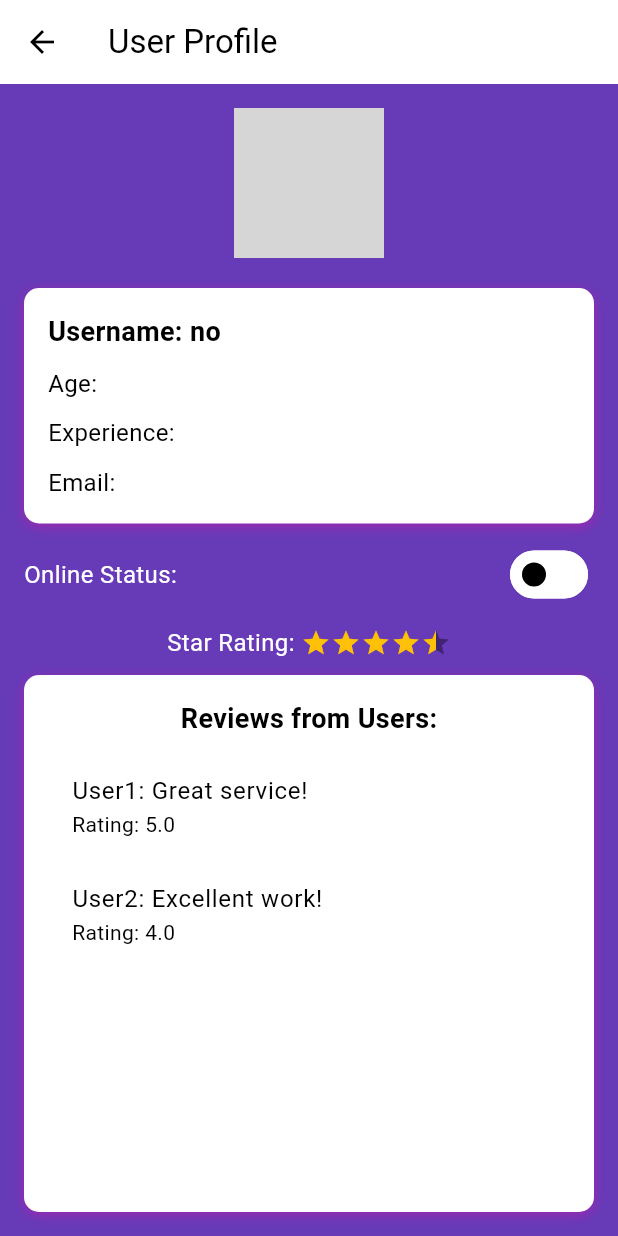
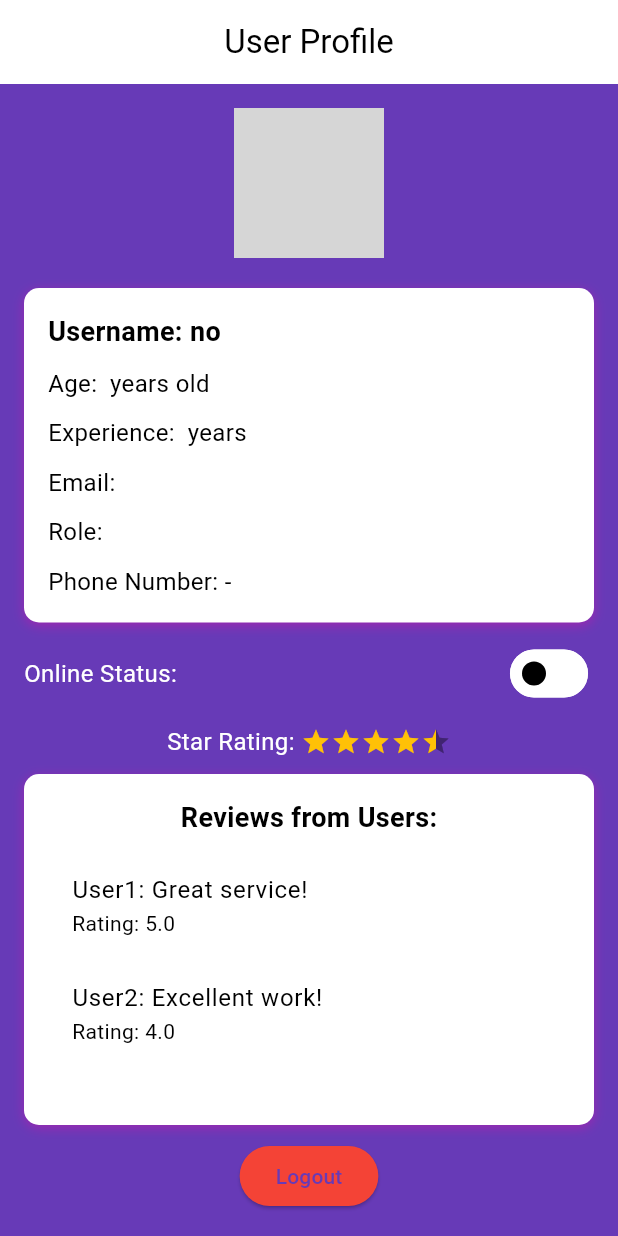
Before and after one commit to afifShyam/seniormatchpro_v1, a Flutter app: the UserProfilePage screen opened directly with empty values, on a phone screen of 412 x 824 dp. Run offline on Flutter 3.47's test engine with Material 3 defaults, Android fonts, the phone set to English and light mode, and no system bars; drawn by our look-alikes of flutter_rating_bar; our stand-ins replace equatable, firebase_auth, firebase_core, firebase_database, firebase_storage, flutter_bloc and 1 more; accounts and stored records are empty; network calls fail; grey boxes are pictures that could not be loaded.

Commit message:
lateast update: profile user

```diff
--- a/lib/view/acceptRequestJob.dart
+++ b/lib/view/acceptRequestJob.dart
@@ -101,6 +101,7 @@ class _AcceptedRequestsPageState extends State<AcceptedRequestsPage> {
   Widget build(BuildContext context) {
     return Scaffold(
       appBar: AppBar(
+        leading: const SizedBox(),
         title: const Text('Accepted Requests'),
         centerTitle: true,
         backgroundColor: Colors.blueGrey,
--- a/lib/view/anything.dart
+++ b/lib/view/anything.dart
@@ -1,6 +1,8 @@
+import 'package:firebase_auth/firebase_auth.dart';
 import 'package:firebase_database/firebase_database.dart';
 import 'package:flutter/material.dart';
 import 'package:flutter_rating_bar/flutter_rating_bar.dart';
+import 'package:seniormatchpro_v1/index.dart';
 
 class UserProfilePage extends StatefulWidget {
   const UserProfilePage({super.key, required this.id, required this.roleName});
@@ -14,19 +16,18 @@ class UserProfilePage extends StatefulWidget {
 
 class _UserProfilePageState extends State<UserProfilePage> {
   bool isOnline = false;
-  double userRating = 4.5; // Set the user's rating dynamically
-  Map<String, dynamic> userDetail1 = {}; // Add this line to declare userDetail1
+  double userRating = 4.5;
+  Map<String, dynamic> userDetail1 = {};
   final DatabaseReference _databaseReferenceUser =
       FirebaseDatabase.instance.ref().child('user');
 
   @override
   void initState() {
     super.initState();
-    userDetails(); // Call userDetails when the state is initialized
+    userDetails();
   }
 
   void userDetails() {
-    // Assuming you have a reference to your Firebase database (_databaseReferenceUser)
     _databaseReferenceUser.child(widget.roleName).onValue.listen(
       (event) {
         if (event.snapshot.value != null) {
@@ -35,68 +36,82 @@ class _UserProfilePageState extends State<UserProfilePage> {
               event.snapshot.value as Map<dynamic, dynamic>;
 
           values.forEach((key, value) {
-            print('Key: $key, Value: $value');
             if (value is Map<dynamic, dynamic> &&
                 value.containsKey('id') &&
                 value['id'].toString() == widget.id) {
               userDetail = {
                 'key': key,
                 'username': value['username'],
-                'jobName': value['jobName'],
+                'age': value['age'],
                 'location': value['location'],
                 'email': value['email'],
-                'status': value['status'],
+                'experience': value['experience'],
                 'createdAt': value['createdAt'],
-                'priceOffer': value['priceOffer'],
+                'image': value['image'],
                 'id': value['id'],
-                'jobId': value['jobId'],
+                'phoneNumber': value['phoneNumber'],
+                'role': value['role'],
               };
 
-              // Process userDetail as needed (e.g., display in UI or perform some other action)
-              print('User Details: $userDetail');
-            }
-          });
-
-          // You may perform additional actions here if needed
               setState(() {
                 userDetail1 = userDetail;
+                isOnline = value['online'] ?? false;
+              });
+            }
           });
         }
       },
     );
   }
 
+  void updateOnlineStatus(bool online) {
+    _databaseReferenceUser
+        .child(widget.roleName)
+        .child(userDetail1['key'])
+        .update({'online': online});
+  }
+
+  void _logout() {
+    FirebaseAuth.instance.signOut();
+    Navigator.pushReplacement(
+      context,
+      MaterialPageRoute(
+        builder: (context) => const SignInScreen(),
+      ),
+    );
+  }
+
   @override
   Widget build(BuildContext context) {
-    // Your existing build method goes here
     return Scaffold(
       appBar: AppBar(
+        centerTitle: true,
+        leading: const SizedBox(),
         title: const Text('User Profile'),
+        elevation: 0,
       ),
       body: Container(
         decoration: const BoxDecoration(
-          color: Colors.deepPurple, // Set the background color to dark purple
+          color: Colors.deepPurple,
         ),
         child: Padding(
           padding: const EdgeInsets.all(16.0),
           child: Column(
             crossAxisAlignment: CrossAxisAlignment.center,
             children: [
-              // Display user face in a circular avatar at the top center
-              const Center(
+              Center(
                 child: CircleAvatar(
-                  radius: 50, // Adjust the radius as needed
-                  backgroundImage: AssetImage(
-                      'assets/user_face_image.jpg'), // Replace with the actual image path
+                  radius: 50,
+                  backgroundImage:
+                      NetworkImage(userDetail1['image'].toString()),
                 ),
               ),
               const SizedBox(height: 20),
-              // Container for user details with shadow
               Container(
                 width: double.infinity,
                 padding: const EdgeInsets.all(16),
                 decoration: BoxDecoration(
-                  color: Colors.white, // Set the container color to white
+                  color: Colors.white,
                   borderRadius: BorderRadius.circular(10),
                   boxShadow: const [
                     BoxShadow(
@@ -114,50 +129,75 @@ class _UserProfilePageState extends State<UserProfilePage> {
                       style: const TextStyle(
                           fontSize: 18,
                           fontWeight: FontWeight.bold,
-                          color: Colors.black), // Set text color to black
+                          color: Colors.black),
                     ),
                     const SizedBox(height: 10),
                     Text(
-                      'Age: ${userDetail1['age'] ?? ''}',
+                      'Age: ${userDetail1['age'] ?? ''} years old',
                       style: const TextStyle(fontSize: 16, color: Colors.black),
                     ),
+                    Visibility(
+                      visible: widget.roleName != 'Elders',
+                      child: Column(
+                        children: [
                           const SizedBox(height: 10),
                           Text(
-                      'Experience: ${userDetail1['experience'] ?? ''}',
-                      style: const TextStyle(fontSize: 16, color: Colors.black),
+                            'Experience: ${userDetail1['experience'] ?? ''} years',
+                            style: const TextStyle(
+                                fontSize: 16, color: Colors.black),
+                          ),
+                        ],
+                      ),
                     ),
                     const SizedBox(height: 10),
                     Text(
                       'Email: ${userDetail1['email'] ?? ''}',
                       style: const TextStyle(fontSize: 16, color: Colors.black),
                     ),
+                    const SizedBox(height: 10),
+                    Text(
+                      'Role: ${userDetail1['role'] ?? ''}',
+                      style: const TextStyle(fontSize: 16, color: Colors.black),
+                    ),
+                    const SizedBox(height: 10),
+                    Text(
+                      'Phone Number: ${userDetail1['phoneNumber'] ?? '-'}',
+                      style: const TextStyle(fontSize: 16, color: Colors.black),
+                    ),
                   ],
                 ),
               ),
               const SizedBox(height: 10),
-              // Switch for online status
-              Row(
+              Visibility(
+                visible: widget.roleName != 'Elders',
+                child: Row(
                   mainAxisAlignment: MainAxisAlignment.spaceBetween,
                   children: [
                     const Text(
                       'Online Status:',
                       style: TextStyle(fontSize: 16, color: Colors.white),
                     ),
-                  Switch(
+                    Visibility(
+                      visible: widget.roleName != 'Elders',
+                      child: Switch(
                         value: isOnline,
                         onChanged: (value) {
                           setState(() {
                             isOnline = value;
                           });
+                          updateOnlineStatus(value);
                         },
                         activeColor: Colors.purple,
                         inactiveThumbColor: Colors.black,
                       ),
+                    ),
                   ],
                 ),
+              ),
               const SizedBox(height: 10),
-              // Fixed star rating for the user (read-only)
-              Row(
+              Visibility(
+                visible: widget.roleName != 'Elders',
+                child: Row(
                   mainAxisAlignment: MainAxisAlignment.center,
                   children: [
                     const Text(
@@ -166,26 +206,26 @@ class _UserProfilePageState extends State<UserProfilePage> {
                     ),
                     RatingBar.builder(
                       itemSize: 20,
-                    initialRating: userRating, // Use the dynamic rating here
+                      initialRating: userRating,
                       allowHalfRating: true,
                       itemBuilder: (_, __) => const Icon(
                         Icons.star,
                         color: Colors.amber,
                       ),
-                    onRatingUpdate: (_) {
-                      // Rating update is not allowed
-                    },
+                      onRatingUpdate: (_) {},
                     ),
                   ],
                 ),
+              ),
               const SizedBox(height: 10),
-              // Container for user reviews with shadow
-              Expanded(
+              Visibility(
+                visible: widget.roleName != 'Elders',
+                child: Expanded(
                   child: Container(
                     width: double.infinity,
                     padding: const EdgeInsets.all(16),
                     decoration: BoxDecoration(
-                    color: Colors.white, // Set the container color to white
+                      color: Colors.white,
                       borderRadius: BorderRadius.circular(10),
                       boxShadow: const [
                         BoxShadow(
@@ -203,7 +243,7 @@ class _UserProfilePageState extends State<UserProfilePage> {
                           style: TextStyle(
                               fontSize: 18,
                               fontWeight: FontWeight.bold,
-                            color: Colors.black), // Set text color to black
+                              color: Colors.black),
                         ),
                         const SizedBox(height: 10),
                         Expanded(
@@ -219,13 +259,21 @@ class _UserProfilePageState extends State<UserProfilePage> {
                                 subtitle: Text('Rating: 4.0',
                                     style: TextStyle(color: Colors.black)),
                               ),
-                            // Add more ListTile widgets as needed
                             ],
                           ),
                         ),
                       ],
                     ),
                   ),
+                ),
+              ),
+              const SizedBox(height: 10),
+              ElevatedButton(
+                style: ElevatedButton.styleFrom(
+                  backgroundColor: Colors.red, // Set the button color to red
+                ),
+                onPressed: _logout,
+                child: const Text('Logout'),
               ),
             ],
           ),
--- a/lib/view/cg_payment.dart
+++ b/lib/view/cg_payment.dart
@@ -7,7 +7,7 @@ import 'package:flutter/services.dart';
 import 'package:seniormatchpro_v1/view/index.dart';
 
 class AcceptedJobListPage extends StatefulWidget {
-  const AcceptedJobListPage({Key? key, required this.id}) : super(key: key);
+  const AcceptedJobListPage({super.key, required this.id});
 
   final String id;
 
```
Also changed, not shown: lib/bloc/signup_authentication/signup_authentication_bloc.dart (+17 -3 lines), lib/bloc/signup_authentication/signup_authentication_event.dart (+8 -1 lines), lib/view/cg_dashboard.dart (+42 -27 lines), lib/view/jobRequest.dart (+16 -0 lines), lib/view/signup_screen.dart (+32 -10 lines). Lines whose indentation alone changed are shown as unchanged.
